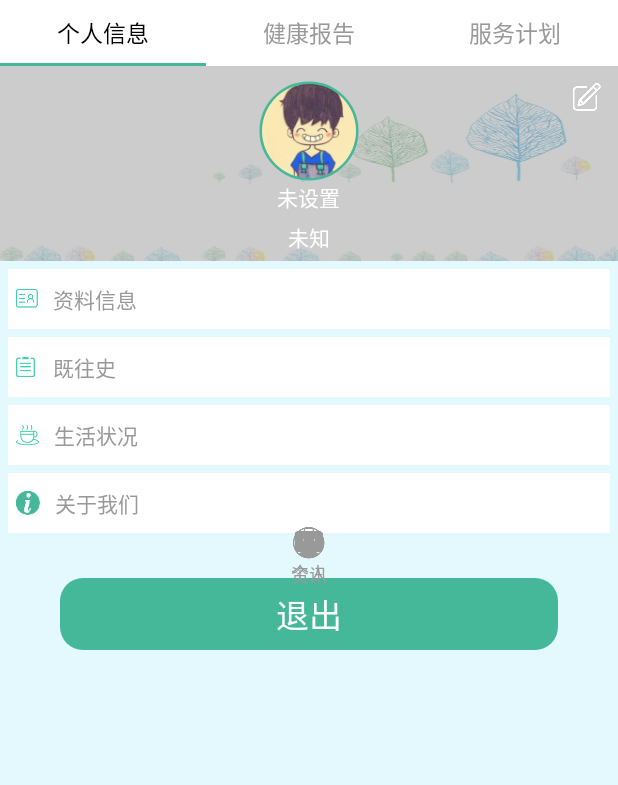
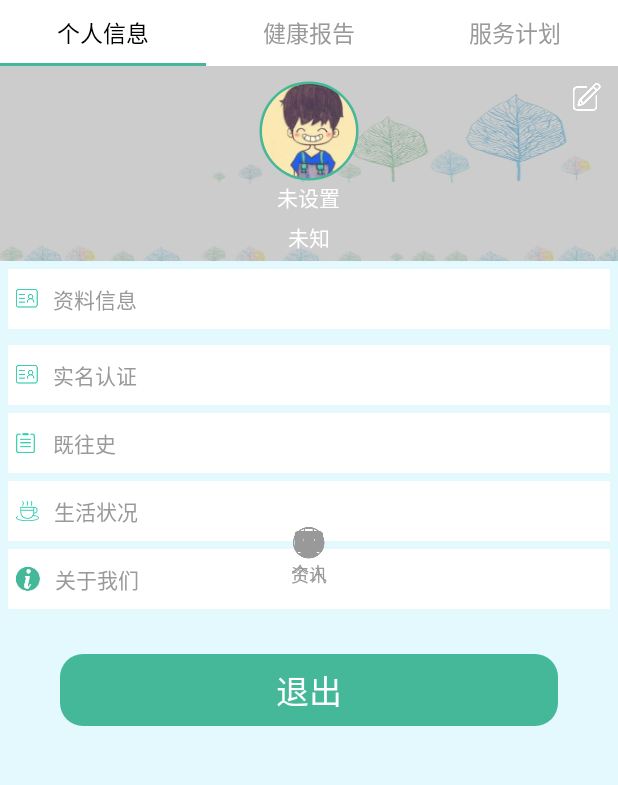
Before and after one commit to faha1995/TheHealthy, an Android app: the screen it shows after launch (MainActivity), on a phone screen of 412 x 824 dp, the part 123-908 px from its top. Run offline under Robolectric (Android 15) with nearby library versions, the phone set to English and light mode, and no system bars; our stand-ins replace EventBus, Volley; network calls fail; Roboto replaces fonts that are not available here; 4 statements that could not run were skipped.

Commit message:
加入修改密码item 、实名认证item

```diff
--- a/app/src/main/res/layout/fragment_personal_infor.xml
+++ b/app/src/main/res/layout/fragment_personal_infor.xml
@@ -12,10 +12,12 @@
         android:layout_width="match_parent"
         android:layout_height="wrap_content"
         android:scrollbars="none">
+
         <LinearLayout
             android:layout_width="match_parent"
             android:layout_height="wrap_content"
             android:orientation="vertical">
+
             <RelativeLayout
                 android:layout_width="match_parent"
                 android:layout_height="130dp"
@@ -35,38 +37,39 @@
                         android:layout_marginTop="10dp"
                         android:src="@mipmap/personal_boy_icon"
                         imagecontrol:border_outside_color="#FF44B899"
-                imagecontrol:border_thickness="2dp"/>
+                        imagecontrol:border_thickness="2dp" />
+
                     <LinearLayout
                         android:id="@+id/linear_personal_icon"
                         android:layout_width="wrap_content"
                         android:layout_height="wrap_content"
-                android:orientation="horizontal"
                         android:layout_centerHorizontal="true"
                         android:layout_gravity="center_vertical"
-                android:visibility="gone"
-                android:layout_marginTop="10dp">
+                        android:layout_marginTop="10dp"
+                        android:orientation="horizontal"
+                        android:visibility="gone">
+
                         <com.seimun.mobileHealth.util.RoundImageView
 
                             android:layout_width="wrap_content"
                             android:layout_height="wrap_content"
                             android:layout_centerHorizontal="true"
                             android:layout_gravity="center_vertical"
+                            android:layout_marginRight="5dp"
                             android:src="@mipmap/personal_boy_icon"
                             imagecontrol:border_outside_color="#FF44B899"
-                    imagecontrol:border_thickness="2dp"
-                    android:layout_marginRight="5dp"
-                   />
+                            imagecontrol:border_thickness="2dp" />
+
                         <com.seimun.mobileHealth.util.RoundImageView
 
                             android:layout_width="wrap_content"
                             android:layout_height="wrap_content"
                             android:layout_centerHorizontal="true"
                             android:layout_gravity="center_vertical"
+                            android:layout_marginLeft="5dp"
                             android:src="@mipmap/personal_girl_icon"
                             imagecontrol:border_outside_color="#FF44B899"
-                    imagecontrol:border_thickness="2dp"
-                    android:layout_marginLeft="5dp"
-                   />
+                            imagecontrol:border_thickness="2dp" />
 
                     </LinearLayout>
 
@@ -77,8 +80,8 @@
                         android:layout_above="@+id/text_personalInfor_mobile"
                         android:layout_centerHorizontal="true"
                         android:layout_marginTop="5dp"
-                android:textColor="@color/colorWhite"
-                android:text="未设置" />
+                        android:text="未设置"
+                        android:textColor="@color/colorWhite" />
 
                     <TextView
                         android:id="@+id/text_personalInfor_mobile"
@@ -87,10 +90,10 @@
 
                         android:layout_alignParentBottom="true"
                         android:layout_centerHorizontal="true"
+                        android:layout_marginBottom="5dp"
                         android:layout_marginTop="5dp"
-                android:layout_marginBottom="5dp"
-                android:textColor="@color/colorWhite"
-                android:text="未知" />
+                        android:text="未知"
+                        android:textColor="@color/colorWhite" />
 
                     <ImageView
                         android:id="@+id/image_personalInfor_edit"
@@ -122,12 +125,31 @@
             </LinearLayout>
 
             <LinearLayout
+                android:id="@+id/linear_authent"
+                android:layout_width="match_parent"
+                android:layout_height="@dimen/personal_infor_linear_width"
+                android:layout_margin="@dimen/personal_infor_list_margin"
+                android:background="@color/colorWhite"
+                android:orientation="horizontal">
+
+                <TextView
+                    android:layout_width="wrap_content"
+                    android:layout_height="wrap_content"
+                    android:layout_gravity="center"
+                    android:layout_marginLeft="@dimen/personal_infor_list_margin"
+                    android:drawableLeft="@mipmap/zlxx"
+                    android:drawablePadding="@dimen/personal_infor_textDrawPadding"
+                    android:text="实名认证"
+                    android:textColor="@color/secondaryColor" />
+            </LinearLayout>
+
+            <LinearLayout
                 android:id="@+id/linear_personalInfor_third"
                 android:layout_width="match_parent"
                 android:layout_height="@dimen/personal_infor_linear_width"
+                android:layout_marginBottom="@dimen/personal_infor_list_margin"
                 android:layout_marginLeft="@dimen/personal_infor_list_margin"
                 android:layout_marginRight="@dimen/personal_infor_list_margin"
-            android:layout_marginBottom="@dimen/personal_infor_list_margin"
                 android:background="@color/colorWhite"
                 android:orientation="horizontal">
 
@@ -166,12 +188,36 @@
 
 
             <LinearLayout
+                android:id="@+id/linear_changePassword"
+                android:layout_width="match_parent"
+                android:layout_height="@dimen/personal_infor_linear_width"
+                android:layout_marginLeft="@dimen/personal_infor_list_margin"
+                android:layout_marginRight="@dimen/personal_infor_list_margin"
+                android:layout_marginTop="@dimen/personal_infor_list_margin"
+                android:background="@color/colorWhite"
+                android:orientation="horizontal"
+                android:visibility="gone">
+
+                <TextView
+                    android:layout_width="wrap_content"
+                    android:layout_height="wrap_content"
+                    android:layout_gravity="center"
+                    android:layout_marginLeft="@dimen/personal_infor_list_margin"
+                    android:layout_marginRight="@dimen/personal_infor_list_margin"
+                    android:drawableLeft="@mipmap/shxg"
+                    android:drawablePadding="@dimen/personal_infor_textDrawPadding"
+                    android:text="修改密码"
+                    android:textColor="@color/secondaryColor" />
+            </LinearLayout>
+
+
+            <LinearLayout
                 android:id="@+id/linear_personalInfor_fourth"
                 android:layout_width="match_parent"
                 android:layout_height="@dimen/personal_infor_linear_width"
-        android:layout_marginTop="@dimen/personal_infor_list_margin"
                 android:layout_marginLeft="@dimen/personal_infor_list_margin"
                 android:layout_marginRight="@dimen/personal_infor_list_margin"
+                android:layout_marginTop="@dimen/personal_infor_list_margin"
                 android:background="@color/colorWhite"
                 android:orientation="horizontal">
 
@@ -186,18 +232,18 @@
                     android:text="关于我们"
                     android:textColor="@color/secondaryColor" />
             </LinearLayout>
+
             <Button
                 android:id="@+id/btn_personalInfor_exit"
                 android:layout_width="match_parent"
+                android:layout_height="wrap_content"
+                android:layout_marginLeft="40dp"
                 android:layout_marginRight="@dimen/pesonalInfor_btn_marginLeft_marginRight"
-            android:layout_marginLeft="40dp"
-            android:layout_height="wrap_content"
+                android:layout_marginTop="30dp"
                 android:background="@drawable/button_shape"
                 android:text="退出"
                 android:textColor="@color/colorWhite"
-            android:textSize="22sp"
-            android:layout_marginTop="30dp"
-            />
+                android:textSize="22sp" />
         </LinearLayout>
     </ScrollView>
 
```
Lines whose indentation alone changed are shown as unchanged.
